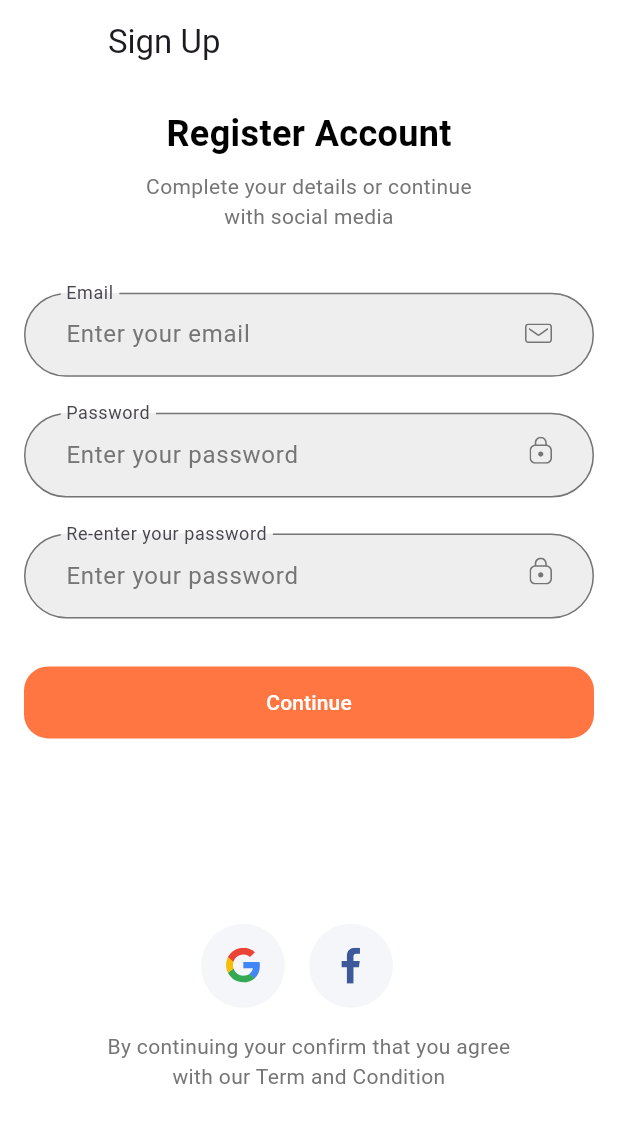
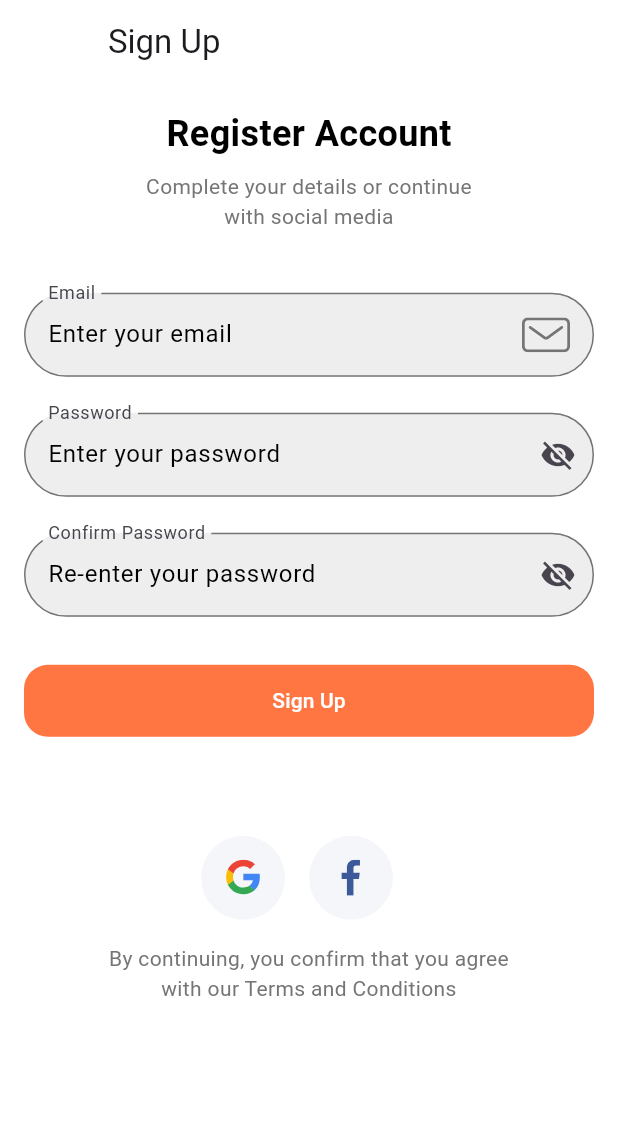
Before and after one commit to Imran-decoder/E-Learning-Platform, a Flutter app: the screen it shows after launch, after a tap on "Sign Up", on a phone screen of 412 x 824 dp. Shown: the top 1123 px of the screen. Run offline on Flutter 3.47's test engine with Material 3 defaults, Android fonts, the phone set to English and light mode, and no system bars; our stand-ins replace cloud_firestore, firebase_auth, firebase_core, flutter_svg, google_fonts, lottie and 1 more; accounts and stored records are empty.

Commit message:
email verification and login

```diff
--- a/lib/Onboarding/sign-up.dart
+++ b/lib/Onboarding/sign-up.dart
@@ -1,7 +1,7 @@
 import 'package:flutter/material.dart';
-// TODO: add flutter_svg package to pubspec.yaml file
 import 'package:flutter_svg/flutter_svg.dart';
 import 'package:firebase_auth/firebase_auth.dart';
+import 'dart:async';
 
 class SignUpScreen extends StatelessWidget {
   const SignUpScreen({super.key});
@@ -37,20 +37,19 @@ class SignUpScreen extends StatelessWidget {
                     textAlign: TextAlign.center,
                     style: TextStyle(color: Color(0xFF757575)),
                   ),
-                  // const SizedBox(height: 16),
                   SizedBox(height: MediaQuery.of(context).size.height * 0.05),
                   const SignUpForm(),
-                  SizedBox(height: MediaQuery.of(context).size.height * 0.15),
+                  SizedBox(height: MediaQuery.of(context).size.height * 0.08),
                   Row(
                     mainAxisAlignment: MainAxisAlignment.center,
                     children: [
-                      SocalCard(
+                      SocialCard(
                         icon: SvgPicture.string(googleIcon),
                         press: () {},
                       ),
                       Padding(
                         padding: const EdgeInsets.symmetric(horizontal: 16),
-                        child: SocalCard(
+                        child: SocialCard(
                           icon: SvgPicture.string(facebookIcon),
                           press: () {},
                         ),
@@ -59,11 +58,9 @@ class SignUpScreen extends StatelessWidget {
                   ),
                   const SizedBox(height: 16),
                   const Text(
-                    "By continuing your confirm that you agree \nwith our Term and Condition",
+                    "By continuing, you confirm that you agree \nwith our Terms and Conditions",
                     textAlign: TextAlign.center,
-                    style: TextStyle(
-                      color: Color(0xFF757575),
-                    ),
+                    style: TextStyle(color: Color(0xFF757575)),
                   )
                 ],
               ),
@@ -75,11 +72,6 @@ class SignUpScreen extends StatelessWidget {
   }
 }
 
-const authOutlineInputBorder = OutlineInputBorder(
-  borderSide: BorderSide(color: Color(0xFF757575)),
-  borderRadius: BorderRadius.all(Radius.circular(100)),
-);
-
 class SignUpForm extends StatefulWidget {
   const SignUpForm({super.key});
 
@@ -88,147 +80,240 @@ class SignUpForm extends StatefulWidget {
 }
 
 class _SignUpFormState extends State<SignUpForm> {
+  final _formKey = GlobalKey<FormState>();
   final emailController = TextEditingController();
   final passwordController = TextEditingController();
   final rePasswordController = TextEditingController();
-  final emailRegex = RegExp(r"^[a-zA-Z0-9.a-zA-Z0-9._%+-]+@[a-zA-Z0-9.-]+\.[a-zA-Z]{2,}$");
+
+  bool isLoading = false;
+  bool isPasswordVisible = false;
+  bool isRePasswordVisible = false;
+
+  static final emailRegex = RegExp(
+    r"^[a-zA-Z0-9.a-zA-Z0-9.!#$%&'*+-/=?^_`{|}~]+@[a-zA-Z0-9-]+\.[a-zA-Z0-9-.]+$"
+  );
+
+  Timer? _verificationTimer;
 
   @override
-void dispose(){
+  void dispose() {
     emailController.dispose();
     passwordController.dispose();
     rePasswordController.dispose();
+    _verificationTimer?.cancel();
     super.dispose();
   }
 
-Future <void> createUserWithEmailAndPassword() async{
-  try{
+  Future<void> _signUp() async {
+    if (!_formKey.currentState!.validate()) return;
+
+    setState(() => isLoading = true);
+
+    try {
       final userCredential = await FirebaseAuth.instance.createUserWithEmailAndPassword(
         email: emailController.text.trim(),
-      password: passwordController.text.trim(),);
+        password: passwordController.text.trim(),
+      );
+
+      await _sendVerificationEmail();
+      _startVerificationCheck();
+
+    } on FirebaseAuthException catch (e) {
+      String message;
+      switch (e.code) {
+        case 'email-already-in-use':
+          message = 'This email is already registered';
+          break;
+        case 'weak-password':
+          message = 'Password is too weak. Use at least 6 characters';
+          break;
+        default:
+          message = 'Registration failed. Please try again';
       }
-  catch(e){
-    print(e);
+      _showErrorSnackBar(message);
+    } catch (e) {
+      _showErrorSnackBar('An unexpected error occurred');
+    } finally {
+      if (mounted) setState(() => isLoading = false);
     }
   }
+
+  Future<void> _sendVerificationEmail() async {
+    final user = FirebaseAuth.instance.currentUser;
+    await user?.sendEmailVerification();
+    if (mounted) {
+      ScaffoldMessenger.of(context).showSnackBar(
+        const SnackBar(
+          content: Text('Verification email sent. Please check your inbox'),
+          backgroundColor: Colors.green,
+        ),
+      );
+    }
+  }
+
+  void _startVerificationCheck() {
+    _verificationTimer = Timer.periodic(
+      const Duration(seconds: 3),
+      (timer) async {
+        final user = FirebaseAuth.instance.currentUser;
+        await user?.reload();
+
+        if (user?.emailVerified ?? false) {
+          timer.cancel();
+          if (mounted) {
+            ScaffoldMessenger.of(context).showSnackBar(
+              const SnackBar(
+                content: Text('Email verified successfully!'),
+                backgroundColor: Colors.green,
+              ),
+            );
+            Navigator.pushReplacementNamed(context, '/login');
+          }
+        }
+      },
+    );
+  }
+
+  void _showErrorSnackBar(String message) {
+    if (mounted) {
+      ScaffoldMessenger.of(context).showSnackBar(
+        SnackBar(
+          content: Text(message),
+          backgroundColor: Colors.red,
+        ),
+      );
+    }
+  }
+
   @override
   Widget build(BuildContext context) {
     return Form(
+      key: _formKey,
       child: Column(
         children: [
           TextFormField(
             controller: emailController,
+            keyboardType: TextInputType.emailAddress,
             textInputAction: TextInputAction.next,
+            validator: (value) {
+              if (value == null || value.isEmpty) {
+                return 'Please enter your email';
+              }
+              if (!emailRegex.hasMatch(value)) {
+                return 'Please enter a valid email';
+              }
+              return null;
+            },
             decoration: InputDecoration(
-                hintText: "Enter your email",
-                labelText: "Email",
+              labelText: 'Email',
+              hintText: 'Enter your email',
               floatingLabelBehavior: FloatingLabelBehavior.always,
-                hintStyle: const TextStyle(color: Color(0xFF757575)),
-                contentPadding: const EdgeInsets.symmetric(
-                  horizontal: 24,
-                  vertical: 16,
-                ),
-                suffix: SvgPicture.string(
-                  mailIcon,
+              suffixIcon: Padding(
+                padding: const EdgeInsets.fromLTRB(0, 0, 16, 0),
+                child: SvgPicture.string(mailIcon),
               ),
               border: authOutlineInputBorder,
               enabledBorder: authOutlineInputBorder,
               focusedBorder: authOutlineInputBorder.copyWith(
-                    borderSide: const BorderSide(color: Color(0xFFFF7643)))),
+                borderSide: const BorderSide(color: Color(0xFFFF7643)),
               ),
-          Padding(
-            padding: const EdgeInsets.symmetric(vertical: 24),
-            child: TextFormField(
+            ),
+          ),
+          const SizedBox(height: 24),
+          TextFormField(
             controller: passwordController,
-              obscureText: true,
+            obscureText: !isPasswordVisible,
             textInputAction: TextInputAction.next,
+            validator: (value) {
+              if (value == null || value.isEmpty) {
+                return 'Please enter your password';
+              }
+              if (value.length < 6) {
+                return 'Password must be at least 6 characters';
+              }
+              return null;
+            },
             decoration: InputDecoration(
-                  hintText: "Enter your password",
-                  labelText: "Password",
+              labelText: 'Password',
+              hintText: 'Enter your password',
               floatingLabelBehavior: FloatingLabelBehavior.always,
-                  hintStyle: const TextStyle(color: Color(0xFF757575)),
-                  contentPadding: const EdgeInsets.symmetric(
-                    horizontal: 24,
-                    vertical: 16,
+              suffixIcon: IconButton(
+                icon: Icon(
+                  isPasswordVisible ? Icons.visibility : Icons.visibility_off,
                 ),
-                  suffix: SvgPicture.string(
-                    lockIcon,
+                onPressed: () => setState(() => isPasswordVisible = !isPasswordVisible),
               ),
               border: authOutlineInputBorder,
               enabledBorder: authOutlineInputBorder,
               focusedBorder: authOutlineInputBorder.copyWith(
-                      borderSide: const BorderSide(color: Color(0xFFFF7643)))),
+                borderSide: const BorderSide(color: Color(0xFFFF7643)),
               ),
             ),
+          ),
+          const SizedBox(height: 24),
           TextFormField(
             controller: rePasswordController,
-            obscureText: true,
+            obscureText: !isRePasswordVisible,
+            validator: (value) {
+              if (value == null || value.isEmpty) {
+                return 'Please confirm your password';
+              }
+              if (value != passwordController.text) {
+                return 'Passwords do not match';
+              }
+              return null;
+            },
             decoration: InputDecoration(
-                hintText: "Enter your password",
-                labelText: "Re-enter your password",
+              labelText: 'Confirm Password',
+              hintText: 'Re-enter your password',
               floatingLabelBehavior: FloatingLabelBehavior.always,
-                hintStyle: const TextStyle(color: Color(0xFF757575)),
-                contentPadding: const EdgeInsets.symmetric(
-                  horizontal: 24,
-                  vertical: 16,
+              suffixIcon: IconButton(
+                icon: Icon(
+                  isRePasswordVisible ? Icons.visibility : Icons.visibility_off,
                 ),
-                suffix: SvgPicture.string(
-                  lockIcon,
+                onPressed: () => setState(() => isRePasswordVisible = !isRePasswordVisible),
               ),
               border: authOutlineInputBorder,
               enabledBorder: authOutlineInputBorder,
               focusedBorder: authOutlineInputBorder.copyWith(
-                    borderSide: const BorderSide(color: Color(0xFFFF7643)))),
+                borderSide: const BorderSide(color: Color(0xFFFF7643)),
+              ),
+            ),
           ),
           const SizedBox(height: 32),
-          ElevatedButton(
-            onPressed: () async{
-              if(emailController.text.trim().isEmpty | !emailRegex.hasMatch(emailController.text.trim())){
-                ScaffoldMessenger.of(context).showSnackBar(
-                  const SnackBar(
-                    content: Text("Please enter an email address"),
-                    backgroundColor: Colors.red,
-                  ),
-                );}
-
-              else if(passwordController.text.trim() != rePasswordController.text.trim()){
-                passwordController.clear();
-              rePasswordController.clear();
-      ScaffoldMessenger.of(context).showSnackBar(
-        const SnackBar(
-          content: Text("Passwords do not match!"),
-          backgroundColor: Colors.red,
-        ),
-      );
-
-              }else{
-              await createUserWithEmailAndPassword();
-              emailController.clear();
-              passwordController.clear();
-              rePasswordController.clear();
-              Navigator.pushNamed(context, '/secpage');
-              }
-
-            },
+          SizedBox(
+            width: double.infinity,
+            height: 48,
+            child: ElevatedButton(
+              onPressed: isLoading ? null : _signUp,
               style: ElevatedButton.styleFrom(
-              elevation: 0,
                 backgroundColor: const Color(0xFFFF7643),
                 foregroundColor: Colors.white,
-              minimumSize: const Size(double.infinity, 48),
-              shape: const RoundedRectangleBorder(
-                borderRadius: BorderRadius.all(Radius.circular(16)),
+                shape: RoundedRectangleBorder(
+                  borderRadius: BorderRadius.circular(16),
+                ),
+                elevation: 0,
+              ),
+              child: isLoading
+                  ? const SizedBox(
+                      height: 24,
+                      width: 24,
+                      child: CircularProgressIndicator(
+                        color: Colors.white,
+                        strokeWidth: 2,
+                      ),
+                    )
+                  : const Text('Sign Up'),
             ),
           ),
-            child: const Text("Continue"),
-          )
         ],
       ),
     );
   }
 }
 
-class SocalCard extends StatelessWidget {
-  const SocalCard({
+class SocialCard extends StatelessWidget {
+  const SocialCard({
     Key? key,
     required this.icon,
     required this.press,
@@ -255,36 +340,10 @@ class SocalCard extends StatelessWidget {
   }
 }
 
-class NoAccountText extends StatelessWidget {
-  const NoAccountText({
-    Key? key,
-  }) : super(key: key);
-
-  @override
-  Widget build(BuildContext context) {
-    return Row(
-      mainAxisAlignment: MainAxisAlignment.center,
-      children: [
-        const Text(
-          "Don’t have an account? ",
-          style: TextStyle(color: Color(0xFF757575)),
-        ),
-        GestureDetector(
-          onTap: () {
-            // Handle navigation to Sign Up
-          },
-          child: const Text(
-            "Sign Up",
-            style: TextStyle(
-              color: Color(0xFFFF7643),
-            ),
-          ),
-        ),
-      ],
+const authOutlineInputBorder = OutlineInputBorder(
+  borderSide: BorderSide(color: Color(0xFF757575)),
+  borderRadius: BorderRadius.all(Radius.circular(100)),
 );
-  }
-}
-
 // Icons
 const mailIcon =
     '''<svg width="18" height="13" viewBox="0 0 18 13" fill="none" xmlns="http://www.w3.org/2000/svg">
--- a/lib/Onboarding/splash.dart
+++ b/lib/Onboarding/splash.dart
@@ -1,5 +1,6 @@
 import 'package:flutter/material.dart';
 import 'package:flutter/services.dart';
+import 'package:firebase_auth/firebase_auth.dart';
 
 class Splash extends StatefulWidget {
   const Splash({super.key});
@@ -12,17 +13,28 @@ class _SplashState extends State<Splash> with SingleTickerProviderStateMixin {
   @override
   void initState() {
     super.initState();
+    _navigateToNextScreen();
+    SystemChrome.setEnabledSystemUIMode(SystemUiMode.immersive);
+  }
 
-    SystemChrome.setEnabledSystemUIMode(SystemUiMode.immersive);
+  Future<void> _navigateToNextScreen() async {
+    var user = FirebaseAuth.instance.currentUser;
 
-    Future.delayed(const Duration(seconds: 2), () {
-      Navigator.pushNamed(context, '/log-sign'
-      );
-    });
+    // Adding a delay to show the splash screen for a moment.
+    await Future.delayed(const Duration(seconds: 3));
+
+    if (user != null) {
+      // User is logged in
+      Navigator.pushReplacementNamed(context, '/dashboard');
+    } else {
+      // User is not logged in
+      Navigator.pushReplacementNamed(context, '/log-sign');
+    }
   }
 
   @override
   void dispose() {
+    // Restore system UI overlays when this screen is disposed
     SystemChrome.setEnabledSystemUIMode(
       SystemUiMode.manual,
       overlays: SystemUiOverlay.values,
@@ -32,16 +44,19 @@ class _SplashState extends State<Splash> with SingleTickerProviderStateMixin {
 
   @override
   Widget build(BuildContext context) {
-     return Scaffold(
+    return Scaffold(
       body: Center(
         child: Column(
           mainAxisAlignment: MainAxisAlignment.center,
           children: [
             Image.asset('assets/images/splash.png'),
             const SizedBox(height: 20),
-            Text('THE FIRE VALA', style: TextStyle(fontSize: 20, fontWeight: FontWeight.bold),),
+            const Text(
+              'THE FIRE VALA',
+              style: TextStyle(fontSize: 20, fontWeight: FontWeight.bold),
+            ),
+            const SizedBox(height: 20),
             const CircularProgressIndicator(),
-
           ],
         ),
       ),
--- a/lib/screens/Admin/admin_dashboard_screen.dart
+++ b/lib/screens/Admin/admin_dashboard_screen.dart
@@ -1,4 +1,6 @@
 import 'package:flutter/material.dart';
+
+
 import 'package:elearning/screens/Admin/people_screen.dart';
 class AdminDashboardScreen extends StatefulWidget {
   const AdminDashboardScreen({super.key});
--- a/lib/screens/Admin/people_screen.dart
+++ b/lib/screens/Admin/people_screen.dart
@@ -1,5 +1,3 @@
-// people_screen.dart
-
 import 'package:flutter/material.dart';
 
 class PeopleScreen extends StatelessWidget {
```
Also changed, not shown: lib/Onboarding/login.dart (+41 -4 lines), lib/screens/profile/profile_screen.dart (+27 -7 lines), lib/db_operations/users.dart (added). Lines whose indentation alone changed are shown as unchanged.
